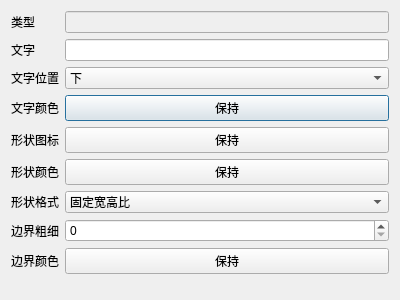
The window that shapepropertydialog.ui (SammyEnigma/Soc-Performance-Evaluation) describes before a commit, drawn with Qt 5.
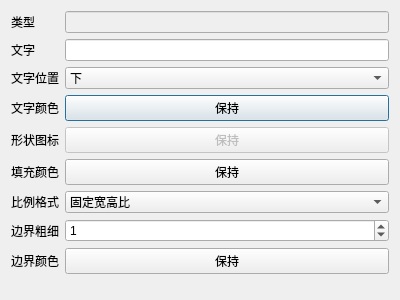
The same window after the commit.

Commit message: 添加填充颜色等形状属性修改

Diff of the .ui file:
```diff
--- a/shapepropertydialog.ui
+++ b/shapepropertydialog.ui
@@ -122,14 +122,14 @@
      <item row="5" column="0">
       <widget class="QLabel" name="label_6">
        <property name="text">
-        <string>形状颜色</string>
+        <string>填充颜色</string>
        </property>
       </widget>
      </item>
      <item row="6" column="0">
       <widget class="QLabel" name="label_7">
        <property name="text">
-        <string>形状格式</string>
+        <string>比例格式</string>
        </property>
       </widget>
      </item>
@@ -142,6 +142,9 @@
      </item>
      <item row="4" column="1">
       <widget class="QPushButton" name="pixmap_name_btn">
+       <property name="enabled">
+        <bool>false</bool>
+       </property>
        <property name="text">
         <string>保持</string>
        </property>
@@ -186,7 +189,11 @@
       </widget>
      </item>
      <item row="7" column="1">
-      <widget class="QSpinBox" name="border_size_spin"/>
+      <widget class="QSpinBox" name="border_size_spin">
+       <property name="value">
+        <number>1</number>
+       </property>
+      </widget>
      </item>
      <item row="8" column="1">
       <widget class="QPushButton" name="border_color_btn">
```
The commit also changes 2 other files.
